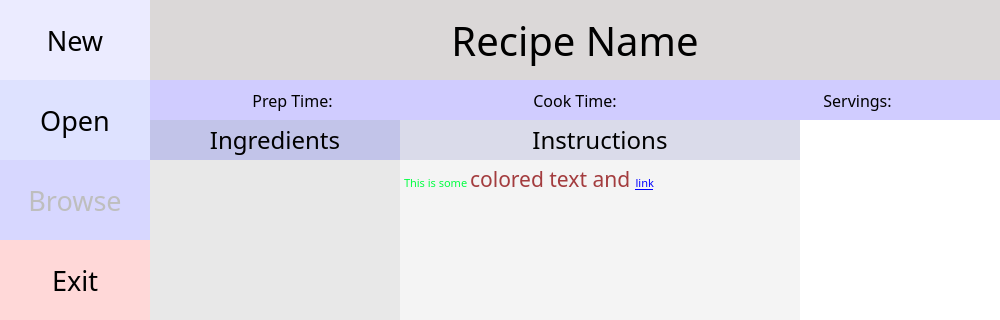
Old version of the form gui/mainwindow.ui in the repository andrewlalis/RecipeDB; both pictures show x 0 to 1000 and y 0 to 320 of the 1000 by 500 pixel window.
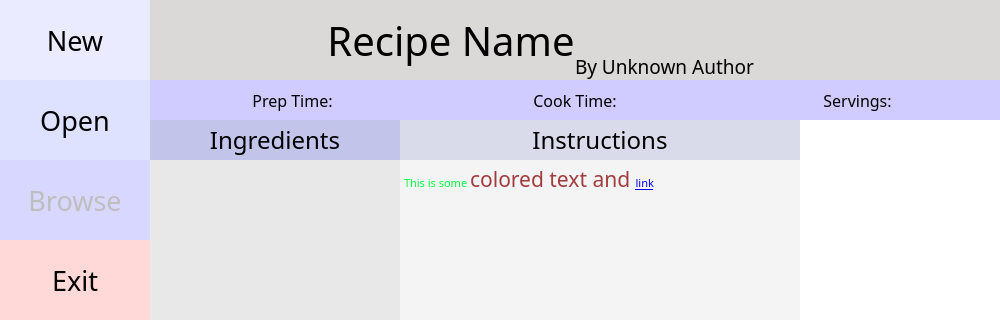
New version of the form. Icons and pictures are not drawn. Custom widgets are drawn as their Qt base class.

Commit message: Cleaned up NewRecipe dialog, and example recipe.

```diff
--- a/gui/mainwindow.ui
+++ b/gui/mainwindow.ui
@@ -329,10 +329,10 @@
           <property name="bottomMargin">
            <number>0</number>
           </property>
-          <item>
+          <item alignment="Qt::AlignRight">
            <widget class="QLabel" name="recipeNameLabel">
             <property name="sizePolicy">
-             <sizepolicy hsizetype="Expanding" vsizetype="Fixed">
+             <sizepolicy hsizetype="Minimum" vsizetype="Fixed">
               <horstretch>0</horstretch>
               <verstretch>0</verstretch>
              </sizepolicy>
@@ -361,6 +361,26 @@
             </property>
            </widget>
           </item>
+          <item alignment="Qt::AlignLeft|Qt::AlignBottom">
+           <widget class="QLabel" name="authorLabel">
+            <property name="sizePolicy">
+             <sizepolicy hsizetype="Minimum" vsizetype="Minimum">
+              <horstretch>0</horstretch>
+              <verstretch>0</verstretch>
+             </sizepolicy>
+            </property>
+            <property name="font">
+             <font>
+              <family>Noto Sans CJK KR Light</family>
+              <pointsize>14</pointsize>
+              <stylestrategy>PreferAntialias</stylestrategy>
+             </font>
+            </property>
+            <property name="text">
+             <string>By Unknown Author</string>
+            </property>
+           </widget>
+          </item>
          </layout>
         </widget>
        </item>
```
The commit also changes 2 other files.
